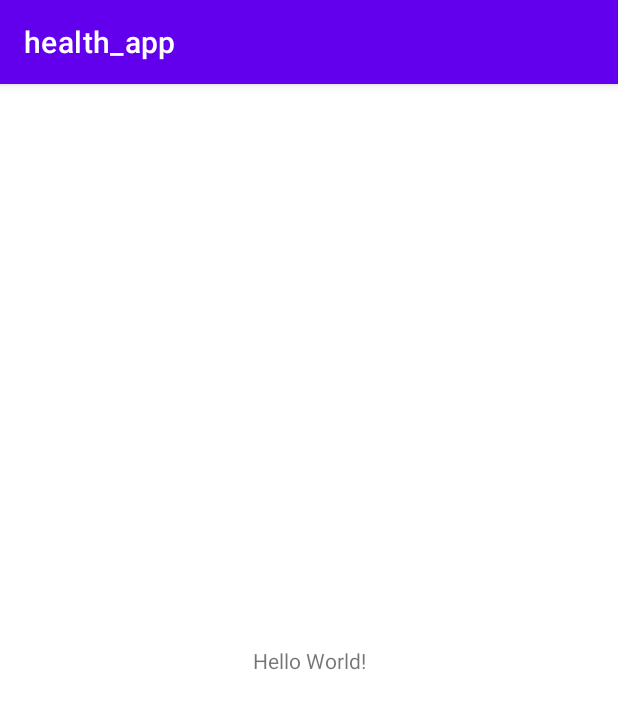
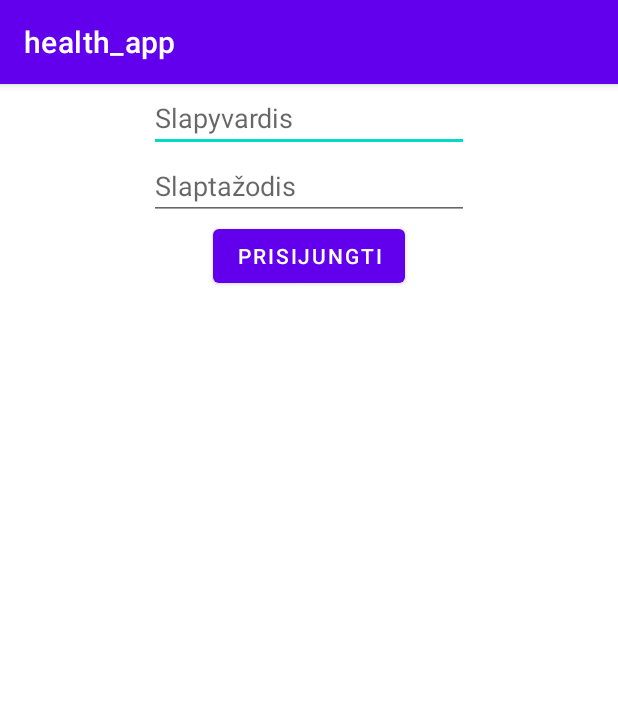
Before and after one commit to ExLean/Health-app, an Android app: the screen it shows after launch (MainActivity), on a phone screen of 412 x 824 dp. Shown: the top 709 px of the screen. Run offline under Robolectric (Android 15) with nearby library versions, the phone set to English and light mode, and no system bars.

Commit message:
Added login window: * connected mysql server to app via php scripts

```diff
--- a/app/src/main/AndroidManifest.xml
+++ b/app/src/main/AndroidManifest.xml
@@ -1,8 +1,10 @@
 <?xml version="1.0" encoding="utf-8"?>
 <manifest xmlns:android="http://schemas.android.com/apk/res/android"
     xmlns:tools="http://schemas.android.com/tools">
+    <uses-permission android:name="android.permission.INTERNET"> </uses-permission>
 
     <application
+        android:networkSecurityConfig="@xml/network_security_config"
         android:allowBackup="true"
         android:dataExtractionRules="@xml/data_extraction_rules"
         android:fullBackupContent="@xml/backup_rules"
--- a/app/src/main/java/com/example/health_app/MainActivity.java
+++ b/app/src/main/java/com/example/health_app/MainActivity.java
@@ -3,6 +3,11 @@ package com.example.health_app;
 import androidx.appcompat.app.AppCompatActivity;
 
 import android.os.Bundle;
+import android.view.View;
+import android.widget.Button;
+import android.widget.EditText;
+
+import com.example.health_app.database.BackgroundWorker;
 
 public class MainActivity extends AppCompatActivity {
 
@@ -10,5 +15,27 @@ public class MainActivity extends AppCompatActivity {
     protected void onCreate(Bundle savedInstanceState) {
         super.onCreate(savedInstanceState);
         setContentView(R.layout.activity_main);
+
+        EditText username_field = findViewById(R.id.usr_text_field);
+        EditText password_field = findViewById(R.id.psw_text_field);
+        Button login = findViewById(R.id.login_btn);
+
+        login.setOnClickListener(new View.OnClickListener() {
+            @Override
+            public void onClick(View view) {
+                OnLogin(username_field, password_field);
+            }
+        });
+    }
+
+    public void OnLogin(EditText username_field, EditText password_field) {
+        String username = username_field.getText().toString();
+        String password = password_field.getText().toString();
+        String type = "login";
+
+        System.out.println(username + " / " + password);
+
+        BackgroundWorker backgroundWorker = new BackgroundWorker(this);
+        backgroundWorker.execute(type, username, password);
     }
 }
--- a/app/src/main/res/layout/activity_main.xml
+++ b/app/src/main/res/layout/activity_main.xml
@@ -1,18 +1,35 @@
 <?xml version="1.0" encoding="utf-8"?>
-<androidx.constraintlayout.widget.ConstraintLayout xmlns:android="http://schemas.android.com/apk/res/android"
-    xmlns:app="http://schemas.android.com/apk/res-auto"
+<LinearLayout xmlns:android="http://schemas.android.com/apk/res/android"
+    android:orientation="vertical"
     xmlns:tools="http://schemas.android.com/tools"
     android:layout_width="match_parent"
     android:layout_height="match_parent"
     tools:context=".MainActivity">
 
-    <TextView
+    <EditText
+        android:id="@+id/usr_text_field"
         android:layout_width="wrap_content"
         android:layout_height="wrap_content"
-        android:text="Hello World!"
-        app:layout_constraintBottom_toBottomOf="parent"
-        app:layout_constraintEnd_toEndOf="parent"
-        app:layout_constraintStart_toStartOf="parent"
-        app:layout_constraintTop_toTopOf="parent" />
+        android:layout_gravity="center_horizontal"
+        android:autofillHints="username"
+        android:ems="10"
+        android:hint="@string/usr_hint"
+        android:inputType="textPersonName" />
 
-</androidx.constraintlayout.widget.ConstraintLayout>
+    <EditText
+        android:id="@+id/psw_text_field"
+        android:layout_width="wrap_content"
+        android:layout_height="wrap_content"
+        android:layout_gravity="center_horizontal"
+        android:autofillHints="password"
+        android:ems="10"
+        android:hint="@string/psw_hint"
+        android:inputType="textPassword" />
+
+    <Button
+        android:id="@+id/login_btn"
+        android:layout_width="wrap_content"
+        android:layout_height="wrap_content"
+        android:layout_gravity="center_horizontal"
+        android:text="@string/login_text"/>
+</LinearLayout>
--- a/app/src/main/res/values/strings.xml
+++ b/app/src/main/res/values/strings.xml
@@ -1,3 +1,6 @@
 <resources>
     <string name="app_name">health_app</string>
+    <string name="psw_hint">Slaptažodis</string>
+    <string name="usr_hint">Slapyvardis</string>
+    <string name="login_text">Prisijungti</string>
 </resources>
--- /dev/null
+++ b/app/src/main/res/xml/network_security_config.xml
@@ -0,0 +1,6 @@
+<?xml version="1.0" encoding="utf-8"?>
+<network-security-config>
+    <domain-config cleartextTrafficPermitted="true">
+        <domain includeSubdomains="true">192.168.8.107</domain>
+    </domain-config>
+</network-security-config>
```
Also changed, not shown: app/build.gradle (+4 -4 lines), app/src/main/java/com/example/health_app/database/AsyncTaskExecutorService.java (added, +85 -0 lines), app/src/main/java/com/example/health_app/database/BackgroundWorker.java (added, +88 -0 lines).
